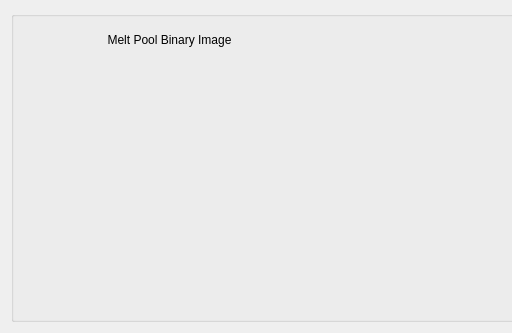
The window that src/multisense_gui/resources/audio_image_visualizer.ui (Davidlequnchen/MultiSensorFusion-ROS-AM-Monitoring) describes before a commit, drawn with Qt 5; both pictures show x 0 to 512 and y 0 to 333 of the 931 by 333 pixel window.
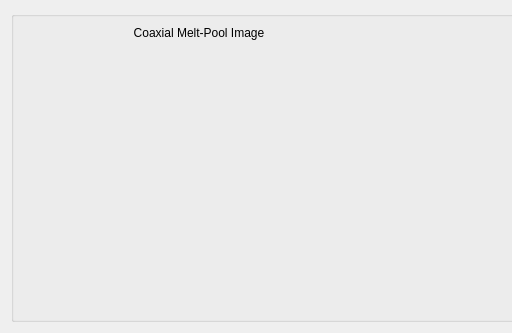
The same window after the commit.

The edit to the form file:
```diff
--- a/src/multisense_gui/resources/audio_image_visualizer.ui
+++ b/src/multisense_gui/resources/audio_image_visualizer.ui
@@ -19,15 +19,15 @@
      <property name="title">
       <string/>
      </property>
-     <layout class="QHBoxLayout" name="horizontalLayout_2" stretch="3,6">
+     <layout class="QHBoxLayout" name="horizontalLayout_2" stretch="4,6">
       <item>
        <layout class="QHBoxLayout" name="horizontalLayout">
         <item>
-         <layout class="QVBoxLayout" name="verticalLayout_2" stretch="1,9">
+         <layout class="QVBoxLayout" name="verticalLayout_2" stretch="0,10">
           <item>
            <widget class="QLabel" name="label_9">
             <property name="text">
-             <string>Melt Pool Binary Image</string>
+             <string>Coaxial Melt-Pool Image</string>
             </property>
             <property name="alignment">
              <set>Qt::AlignCenter</set>
```
